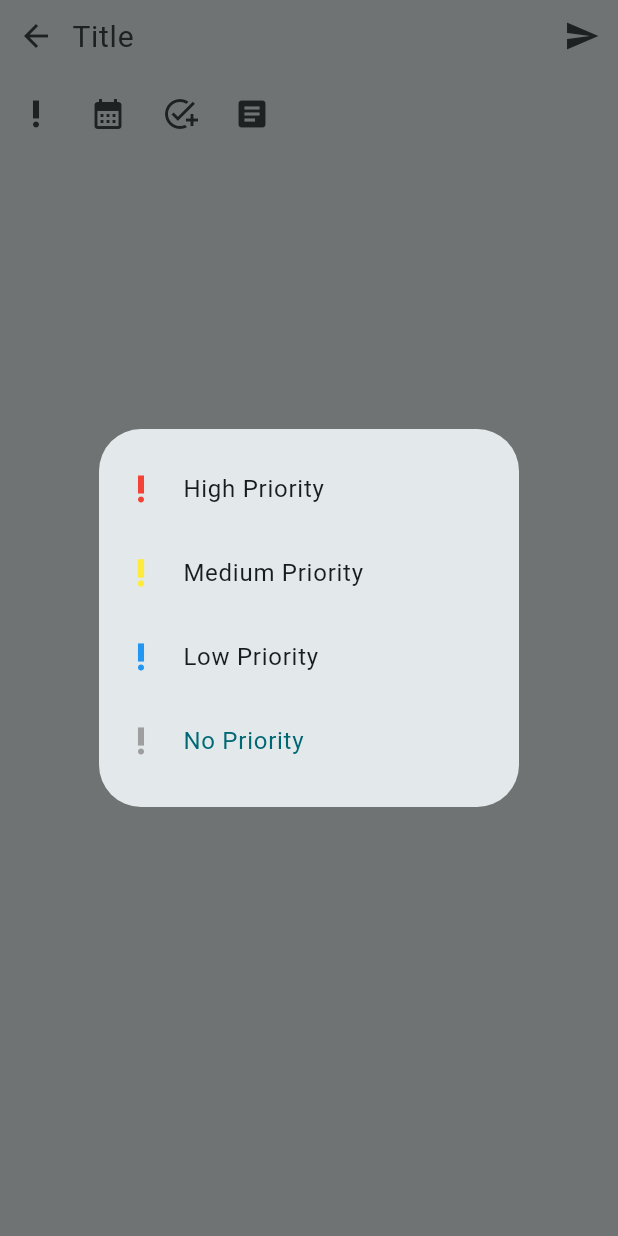
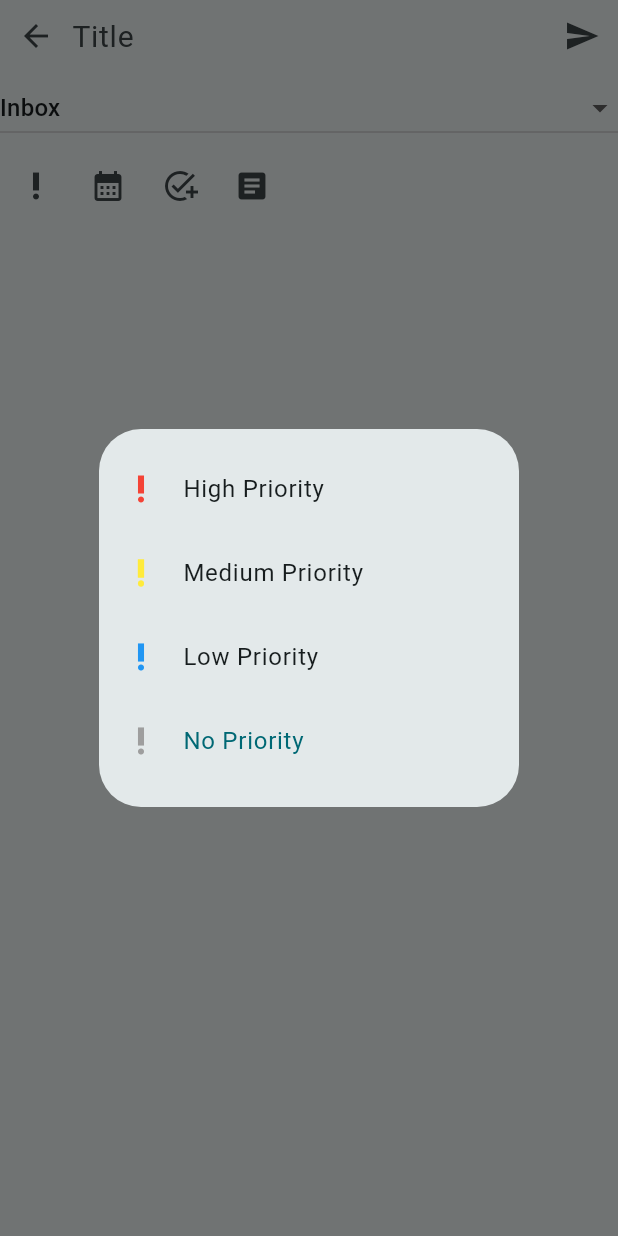
Before and after one commit to naatin777/todolist, a Flutter app: the AddNewTask widget shown alone on an empty page, opened directly, after a tap on the "priority high" icon, on a phone screen of 412 x 824 dp. Run offline on Flutter 3.47's test engine with Material 2 defaults, Android fonts, the phone set to English and light mode, and no system bars; our stand-ins replace drift, flutter_riverpod, shared_preferences; accounts and stored records are empty; generated files the repository leaves out were written again.

Commit message:
Change list with add_new_task

```diff
--- a/lib/components/todo/add_new_task.dart
+++ b/lib/components/todo/add_new_task.dart
@@ -1,6 +1,9 @@
 import 'package:flutter/material.dart';
 import 'package:flutter_riverpod/flutter_riverpod.dart';
+import 'package:todolist/constant.dart';
+import 'package:todolist/data/db/app_database.dart';
 import 'package:todolist/providers/add_new_task_provider.dart';
+import 'package:todolist/providers/todo_navigation_provider.dart';
 
 class AddNewTask extends ConsumerStatefulWidget {
   const AddNewTask({super.key});
@@ -28,6 +31,8 @@ class _AddNewTaskState extends ConsumerState<AddNewTask> {
 
   @override
   Widget build(BuildContext context) {
+    final taskList = ref.watch(taskLists);
+    final list = ref.watch(addNewTaskProvider.select((value) => value.list));
     return Column(
       mainAxisSize: MainAxisSize.min,
       children: [
@@ -67,6 +72,28 @@ class _AddNewTaskState extends ConsumerState<AddNewTask> {
               icon: const Icon(Icons.send),
             )
           ],
+        ),
+        taskList.when(
+          data: (value) => DropdownButton<TaskList>(
+            items: [
+              DropdownMenuItem(
+                value: inbox,
+                child: Text(inbox.title),
+              ),
+              for (TaskList item in value)
+                DropdownMenuItem(
+                  value: item,
+                  child: Text(item.title),
+                ),
+            ],
+            value: list,
+            onChanged: (value) {
+              ref.read(addNewTaskProvider.notifier).changeList(value ?? inbox);
+            },
+            isExpanded: true,
+          ),
+          error: (error, stackTrace) => Container(),
+          loading: () => Container(),
         ),
         Padding(
           padding: EdgeInsets.only(
--- a/lib/providers/add_new_task_provider.dart
+++ b/lib/providers/add_new_task_provider.dart
@@ -2,13 +2,22 @@ import 'package:flutter/material.dart';
 import 'package:flutter_riverpod/flutter_riverpod.dart';
 import 'package:todolist/constant.dart';
 import 'package:todolist/data/db/app_database.dart';
+import 'package:todolist/providers/todo_navigation_provider.dart';
 
 class AddNewTaskProvider extends ChangeNotifier {
+  AddNewTaskProvider(this.ref) {
+    _list = ref.watch(todoNavigationProvider);
+  }
+
+  final Ref ref;
+
   final _appDatabase = AppDatabase.getInstance();
 
   String _title = "";
 
   TaskList _list = inbox;
+
+  TaskList get list => _list;
 
   Priority _priority = Priority.no;
 
@@ -53,8 +62,8 @@ class AddNewTaskProvider extends ChangeNotifier {
   }
 }
 
-final addNewTaskProvider = ChangeNotifierProvider((ref) {
-  return AddNewTaskProvider();
+final addNewTaskProvider = ChangeNotifierProvider.autoDispose((ref) {
+  return AddNewTaskProvider(ref);
 });
 
 enum Priority {
```
